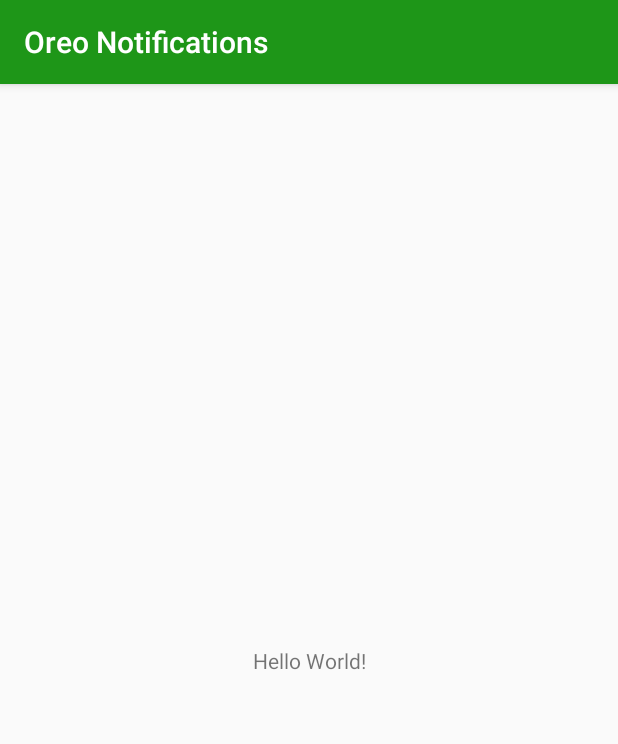
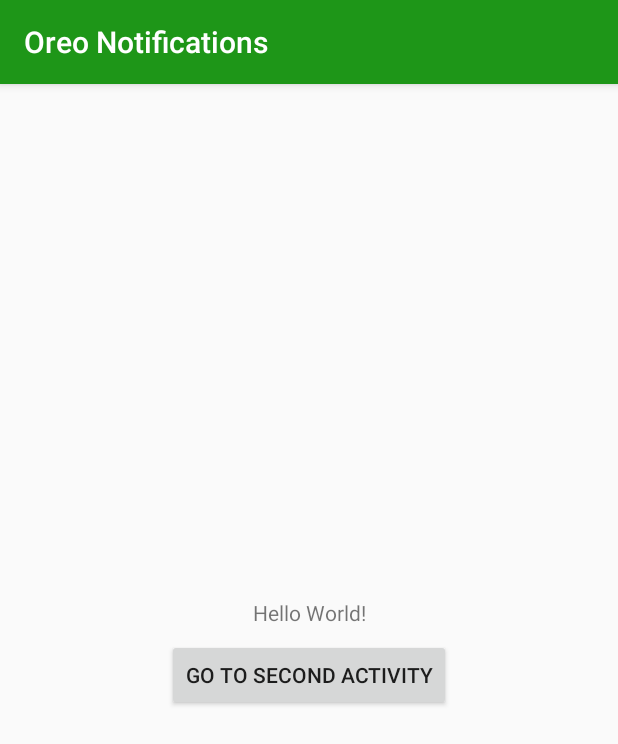
Before and after one commit to StylingAndroid/OreoNotifications, an Android app: the screen it shows after launch (MainActivity), on a phone screen of 412 x 824 dp. Shown: the top 744 px of the screen. Run offline under Robolectric (Android 15) with nearby library versions, the phone set to English and light mode, and no system bars; 1 statement that could not run was skipped.

```diff
--- a/app/src/main/java/com/stylingandroid/oreo/notifications/MainActivity.kt
+++ b/app/src/main/java/com/stylingandroid/oreo/notifications/MainActivity.kt
@@ -1,8 +1,10 @@
 package com.stylingandroid.oreo.notifications
 
+import android.content.Intent
 import android.os.Bundle
 import android.support.v7.app.AppCompatActivity
 import com.stylingandroid.oreo.notifications.messenger.ServiceScheduler
+import kotlinx.android.synthetic.main.activity_main.*
 
 class MainActivity : AppCompatActivity() {
     private val serviceScheduler: ServiceScheduler by lazyFast {
@@ -16,5 +18,8 @@ class MainActivity : AppCompatActivity() {
         serviceScheduler.takeIf { it.isEnabled }?.apply {
             startService()
         }
+        button?.setOnClickListener {
+            startActivity(Intent(this, SecondActivity::class.java))
+        }
     }
 }
--- a/app/src/main/res/layout/activity_main.xml
+++ b/app/src/main/res/layout/activity_main.xml
@@ -7,12 +7,26 @@
   tools:context=".MainActivity">
 
   <TextView
+    android:id="@+id/textView2"
     android:layout_width="wrap_content"
     android:layout_height="wrap_content"
     android:text="Hello World!"
-    app:layout_constraintBottom_toBottomOf="parent"
     app:layout_constraintLeft_toLeftOf="parent"
     app:layout_constraintRight_toRightOf="parent"
-    app:layout_constraintTop_toTopOf="parent" />
+    app:layout_constraintTop_toTopOf="parent"
+    app:layout_constraintBottom_toTopOf="@+id/button"
+    app:layout_constraintVertical_chainStyle="packed"/>
+
+  <Button
+    android:id="@+id/button"
+    android:layout_width="wrap_content"
+    android:layout_height="wrap_content"
+    android:layout_marginBottom="8dp"
+    android:layout_marginTop="8dp"
+    android:text="@string/go_to_second_activity"
+    app:layout_constraintBottom_toBottomOf="parent"
+    app:layout_constraintEnd_toEndOf="parent"
+    app:layout_constraintStart_toStartOf="parent"
+    app:layout_constraintTop_toBottomOf="@+id/textView2" />
 
 </android.support.constraint.ConstraintLayout>
--- a/app/src/main/res/values/strings.xml
+++ b/app/src/main/res/values/strings.xml
@@ -7,6 +7,8 @@
   <string name="normal_channel_description">This channel is for normal priority messages</string>
   <string name="low_channel_name">Low Channel</string>
   <string name="low_channel_description">This channel is for low priority messages</string>
+  <string name="second_activity">Second Activity</string>
+  <string name="go_to_second_activity">Go to Second Activity</string>
 
   <string-array name="phrases"
     tools:ignore="Typos">
```
Also changed, not shown: app/src/main/AndroidManifest.xml (+8 -1 lines), app/src/main/java/com/stylingandroid/oreo/notifications/SecondActivity.kt (added, +25 -0 lines), app/src/main/java/com/stylingandroid/oreo/notifications/messenger/NotificationBuilder.kt (+18 -1 lines), app/src/main/res/layout/activity_second.xml (added, +18 -0 lines).
